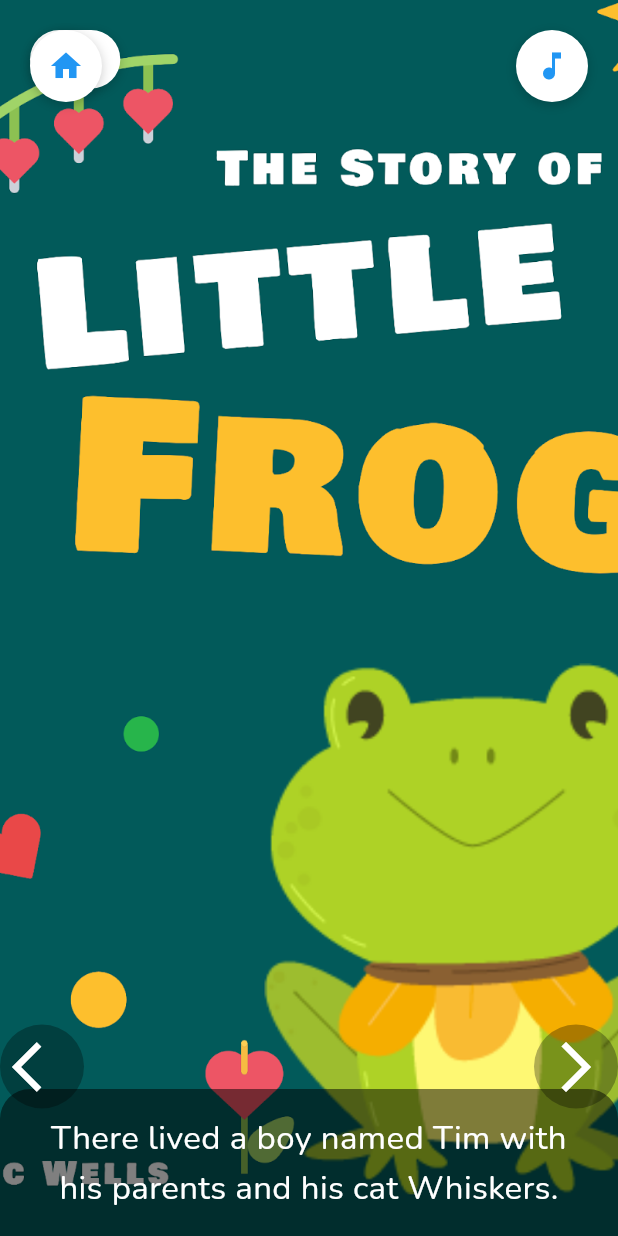
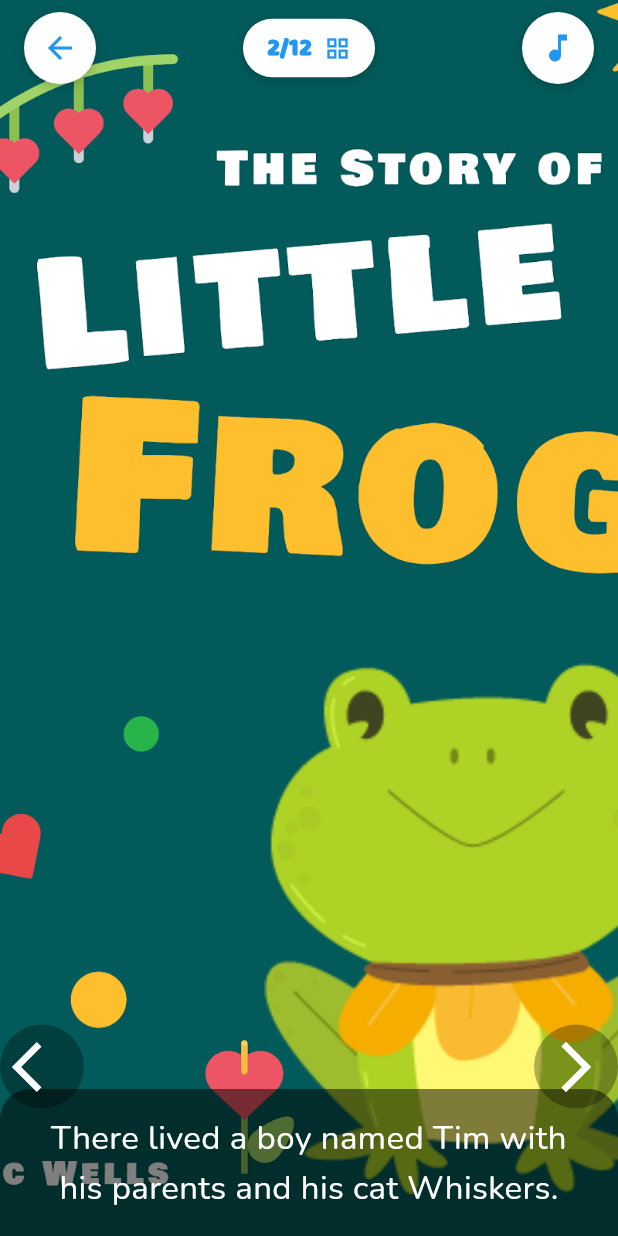
Before and after one commit to uziwuzzy/storybook, a Flutter app: the BookReaderScreen screen opened by its route, after a tap on the "arrow forward ios" icon, on a phone screen of 412 x 824 dp. Run offline on Flutter 3.47's test engine with Material 3 defaults, Android fonts, the phone set to English and light mode, and no system bars; our stand-ins replace audioplayers, flutter_secure_storage, flutter_svg, get; accounts and stored records are empty.

Commit message:
feat: add page indicator and page thumbnails

```diff
--- a/lib/controllers/book_reader_controller.dart
+++ b/lib/controllers/book_reader_controller.dart
@@ -150,8 +150,13 @@ class BookReaderController extends GetxController {
 
   void nextPage() {
     if (currentPage.value < pages.length - 1) {
+      // First update the page value to ensure it moves only one page
+      int nextPageIndex = currentPage.value + 1;
+      currentPage.value = nextPageIndex;
+
+      // Then animate to that specific page
       pageController.animateToPage(
-        currentPage.value + 1,
+        nextPageIndex,
         duration: const Duration(milliseconds: 500),
         curve: Curves.easeInOut,
       );
@@ -160,8 +165,13 @@ class BookReaderController extends GetxController {
 
   void previousPage() {
     if (currentPage.value > 0) {
+      // First update the page value to ensure it moves only one page
+      int prevPageIndex = currentPage.value - 1;
+      currentPage.value = prevPageIndex;
+
+      // Then animate to that specific page
       pageController.animateToPage(
-        currentPage.value - 1,
+        prevPageIndex,
         duration: const Duration(milliseconds: 500),
         curve: Curves.easeInOut,
       );
--- a/lib/views/book_reader/book_reader_screen.dart
+++ b/lib/views/book_reader/book_reader_screen.dart
@@ -3,6 +3,7 @@ import 'package:get/get.dart';
 import 'package:storybook/controllers/book_reader_controller.dart';
 import 'package:storybook/widgets/book_reader/thumbnails_grid.dart';
 import 'package:storybook/widgets/book_reader/book_page_widget.dart';
+import 'package:storybook/widgets/book_reader/book_header.dart';
 
 class BookReaderScreen extends StatelessWidget {
   BookReaderScreen({Key? key}) : super(key: key);
@@ -22,7 +23,9 @@ class BookReaderScreen extends StatelessWidget {
     _initializeMode(controller, isListening, isRecording, narratorName);
 
     return Scaffold(
-      body: Obx(() {
+      body: Stack(
+        children: [
+          Obx(() {
             // Show either the thumbnails grid or the book page view
             if (controller.showThumbnails.value) {
               return ThumbnailsGrid();
@@ -31,6 +34,7 @@ class BookReaderScreen extends StatelessWidget {
                 controller: controller.pageController,
                 itemCount: controller.totalPages,
                 onPageChanged: (index) => controller.updatePage(index),
+                physics: const ClampingScrollPhysics(), // Prevent multi-page scrolling
                 itemBuilder: (context, index) => BookPageWidget(
                   page: controller.pages[index],
                   isListening: isListening,
@@ -39,6 +43,18 @@ class BookReaderScreen extends StatelessWidget {
               );
             }
           }),
+
+          // Add header at the top with home, page count/thumbnails toggle, and music buttons
+          Positioned(
+            top: 0,
+            left: 0,
+            right: 0,
+            child: SafeArea(
+              child: controller.showThumbnails.value ? SizedBox() : BookHeader(),
+            ),
+          ),
+        ],
+      ),
     );
   }
 
--- a/lib/widgets/book_reader/book_header.dart
+++ b/lib/widgets/book_reader/book_header.dart
@@ -2,6 +2,7 @@ import 'package:flutter/material.dart';
 import 'package:get/get.dart';
 import 'package:storybook/controllers/book_reader_controller.dart';
 import 'package:storybook/config/app_colors.dart';
+import 'package:storybook/routes/app_routes.dart';
 
 class BookHeader extends StatelessWidget {
   final BookReaderController controller = Get.find<BookReaderController>();
@@ -18,7 +19,7 @@ class BookHeader extends StatelessWidget {
           // Back button with nicer styling
           _buildCircleButton(
             icon: Icons.arrow_back,
-            onPressed: () => Get.back(),
+            onPressed: () => Get.offNamed(AppRoutes.HOME),
             color: AppColors.primary,
           ),
 
--- a/lib/widgets/book_reader/book_page_widget.dart
+++ b/lib/widgets/book_reader/book_page_widget.dart
@@ -66,34 +66,7 @@ class BookPageWidget extends StatelessWidget {
           ),
         ),
 
-        // Page indicators (current/total as shown in the image)
-        Positioned(
-          top: 20,
-          left: 20,
-          child: Container(
-            padding: const EdgeInsets.symmetric(horizontal: 16, vertical: 8),
-            decoration: BoxDecoration(
-              color: Colors.white,
-              borderRadius: BorderRadius.circular(20),
-              boxShadow: [
-                BoxShadow(
-                  color: Colors.black.withOpacity(0.2),
-                  blurRadius: 6,
-                  offset: const Offset(0, 2),
-                ),
-              ],
-            ),
-            child: Text(
-              '$currentPage/$totalPages',
-              style: const TextStyle(
-                fontFamily: 'Baloo',
-                fontSize: 16,
-                color: Colors.blue,
-                fontWeight: FontWeight.bold,
-              ),
-            ),
-          ),
-        ),
+        // Removed page indicators as they're now in the BookHeader
 
         // Audio controls at the top (only for listening mode)
         if (isListening)
@@ -190,54 +163,7 @@ class BookPageWidget extends StatelessWidget {
             ),
           ),
 
-        // Home button (top left)
-        Positioned(
-          top: 20,
-          left: 20,
-          child: Container(
-            decoration: BoxDecoration(
-              color: Colors.white,
-              shape: BoxShape.circle,
-              boxShadow: [
-                BoxShadow(
-                  color: Colors.black.withOpacity(0.2),
-                  blurRadius: 6,
-                  offset: const Offset(0, 2),
-                ),
-              ],
-            ),
-            child: IconButton(
-              icon: const Icon(Icons.home, color: Colors.blue),
-              onPressed: () => Get.offNamed(AppRoutes.HOME),
-            ),
-          ),
-        ),
-
-        // Music button (top right)
-        Positioned(
-          top: 20,
-          right: 20,
-          child: Container(
-            decoration: BoxDecoration(
-              color: Colors.white,
-              shape: BoxShape.circle,
-              boxShadow: [
-                BoxShadow(
-                  color: Colors.black.withOpacity(0.2),
-                  blurRadius: 6,
-                  offset: const Offset(0, 2),
-                ),
-              ],
-            ),
-            child: Obx(() => IconButton(
-              icon: Icon(
-                controller.isMusicPlaying.value ? Icons.music_note : Icons.music_off,
-                color: controller.isMusicPlaying.value ? Colors.blue : Colors.grey,
-              ),
-              onPressed: controller.toggleBackgroundMusic,
-            )),
-          ),
-        ),
+        // Home and Music buttons removed as they're now in the BookHeader
 
         // Navigation arrows aligned with the text area
         Positioned(
```
Lines whose indentation alone changed are shown as unchanged.
